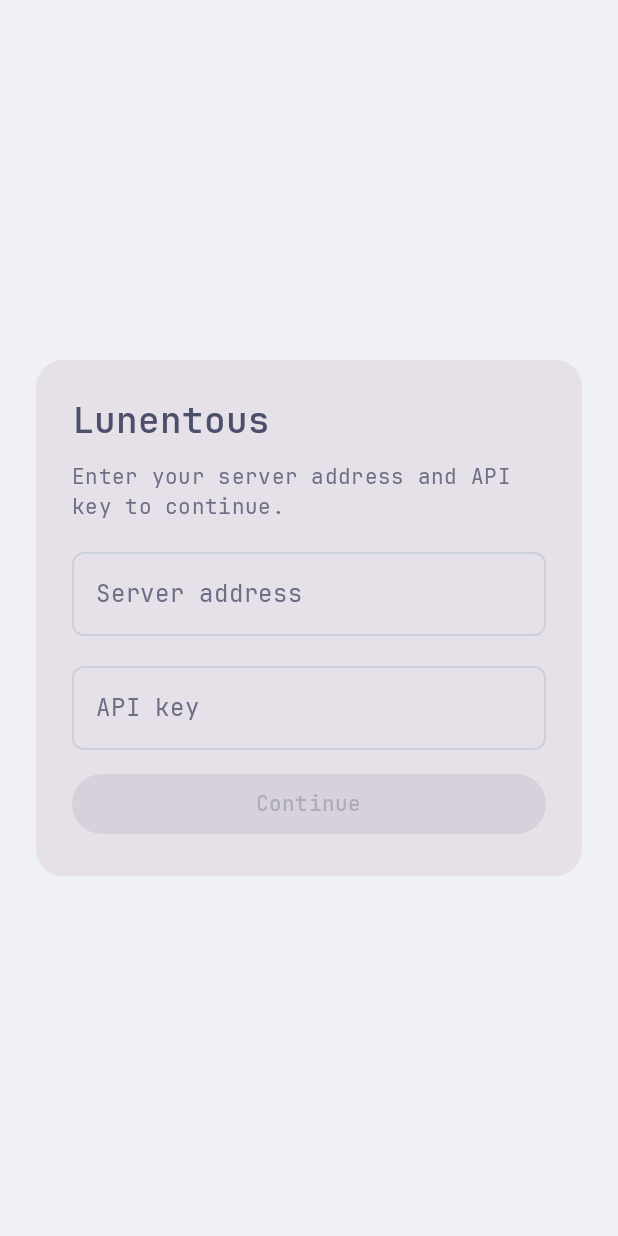
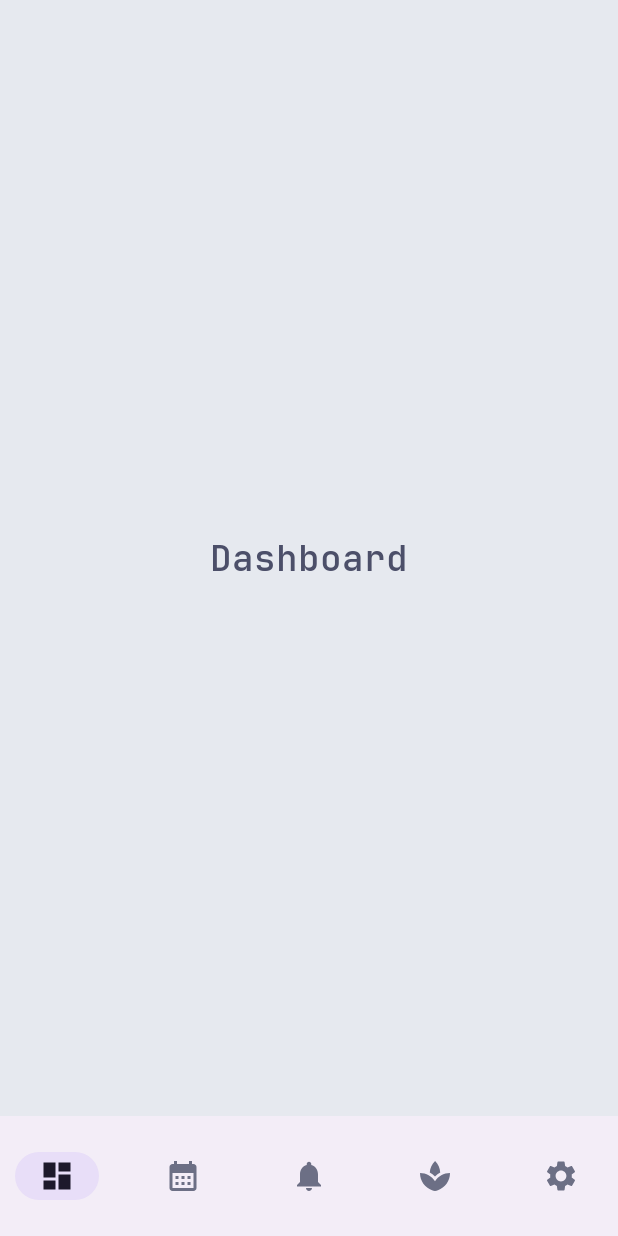
Before and after one commit to yorishori/lunentous, an Android app built with Jetpack Compose: the screen it shows after launch (MainActivity), on a phone screen of 412 x 824 dp. Run offline under Robolectric (Android 15) with nearby library versions, the light colour scheme and no system bars; 2 statements that could not run were skipped.

Commit message:
Make server connection optional, moved into Settings
The app no longer gates on having a session -- it launches straight
into the nav shell and is fully usable standalone (all data local-only
until a server is connected). The server URL + API key form that used
to be a full-screen login gate is now a "Server connection" section in
Settings, showing the connect form when no session exists or a
connected status + Disconnect action when one does.

Verified with a headless ./gradlew assembleDebug.

The architecture plan (~/.claude/plans/i-ve-added-an-md-spicy-pebble.md)
is updated to match, including the chosen strategy for reconciling
local-only data with a server's existing data on first connect: push
local-only records up as new (reusing the same outbox CREATE flow any
offline-created entity gets, no new sync logic), pull server data down
as new, and flag likely duplicate plants by name afterward for manual
cleanup -- non-destructive, no silent merging.

```diff
--- a/android/app/src/main/java/com/lunentous/app/MainActivity.kt
+++ b/android/app/src/main/java/com/lunentous/app/MainActivity.kt
@@ -6,13 +6,8 @@ import androidx.activity.compose.setContent
 import androidx.compose.foundation.layout.fillMaxSize
 import androidx.compose.material3.Surface
 import androidx.compose.runtime.Composable
-import androidx.compose.runtime.getValue
-import androidx.compose.runtime.mutableStateOf
-import androidx.compose.runtime.remember
-import androidx.compose.runtime.setValue
 import androidx.compose.ui.Modifier
 import com.lunentous.app.data.auth.SessionStore
-import com.lunentous.app.ui.login.LoginScreen
 import com.lunentous.app.ui.nav.MainScaffold
 import com.lunentous.app.ui.theme.LunentousTheme
 
@@ -26,17 +21,16 @@ class MainActivity : ComponentActivity() {
     }
 }
 
+/**
+ * No login gate -- the app is fully usable standalone, with all data
+ * local-only, and connecting to a server is an optional action from the
+ * Settings screen rather than a precondition for using anything else.
+ */
 @Composable
 fun LunentousApp(sessionStore: SessionStore) {
-    var loggedIn by remember { mutableStateOf(sessionStore.hasSession()) }
-
     LunentousTheme {
         Surface(modifier = Modifier.fillMaxSize()) {
-            if (loggedIn) {
-                MainScaffold()
-            } else {
-                LoginScreen(sessionStore = sessionStore, onLoggedIn = { loggedIn = true })
-            }
+            MainScaffold(sessionStore = sessionStore)
         }
     }
 }
--- a/android/app/src/main/java/com/lunentous/app/ui/login/LoginScreen.kt
+++ /dev/null
@@ -1,89 +0,0 @@
-package com.lunentous.app.ui.login
-
-import androidx.compose.foundation.layout.Arrangement
-import androidx.compose.foundation.layout.Box
-import androidx.compose.foundation.layout.Column
-import androidx.compose.foundation.layout.fillMaxSize
-import androidx.compose.foundation.layout.fillMaxWidth
-import androidx.compose.foundation.layout.padding
-import androidx.compose.foundation.layout.widthIn
-import androidx.compose.material3.Button
-import androidx.compose.material3.Card
-import androidx.compose.material3.MaterialTheme
-import androidx.compose.material3.OutlinedTextField
-import androidx.compose.material3.Text
-import androidx.compose.runtime.Composable
-import androidx.compose.runtime.getValue
-import androidx.compose.runtime.mutableStateOf
-import androidx.compose.runtime.remember
-import androidx.compose.runtime.setValue
-import androidx.compose.ui.Alignment
-import androidx.compose.ui.Modifier
-import androidx.compose.ui.text.input.PasswordVisualTransformation
-import androidx.compose.ui.unit.dp
-import com.lunentous.app.data.auth.SessionStore
-
-/**
- * Unlike the web login gate (which only ever asks for the API key, since
- * it's served from the same origin as the API), this also needs the
- * server's address -- there's no "same origin" for a standalone client to
- * infer it from.
- *
- * Credentials are saved as entered; the data layer (not built yet -- see
- * ARCHITECTURE.md / the Android plan's Build ordering) is what actually
- * verifies them, on its first request. An invalid URL or key surfaces as a
- * connectivity/auth error there, not here.
- */
-@Composable
-fun LoginScreen(sessionStore: SessionStore, onLoggedIn: () -> Unit) {
-    var serverUrl by remember { mutableStateOf("") }
-    var apiKey by remember { mutableStateOf("") }
-    val canSubmit = serverUrl.isNotBlank() && apiKey.isNotBlank()
-
-    Box(modifier = Modifier.fillMaxSize(), contentAlignment = Alignment.Center) {
-        Card(
-            modifier = Modifier
-                .padding(24.dp)
-                .widthIn(max = 400.dp),
-            shape = MaterialTheme.shapes.medium,
-        ) {
-            Column(
-                modifier = Modifier.padding(24.dp),
-                verticalArrangement = Arrangement.spacedBy(12.dp),
-            ) {
-                Text("Lunentous", style = MaterialTheme.typography.headlineSmall)
-                Text(
-                    "Enter your server address and API key to continue.",
-                    style = MaterialTheme.typography.bodyMedium,
-                    color = MaterialTheme.colorScheme.onSurfaceVariant,
-                )
-                OutlinedTextField(
-                    value = serverUrl,
-                    onValueChange = { serverUrl = it },
-                    label = { Text("Server address") },
-                    placeholder = { Text("192.168.1.50:8080") },
-                    singleLine = true,
-                    modifier = Modifier.fillMaxWidth(),
-                )
-                OutlinedTextField(
-                    value = apiKey,
-                    onValueChange = { apiKey = it },
-                    label = { Text("API key") },
-                    singleLine = true,
-                    visualTransformation = PasswordVisualTransformation(),
-                    modifier = Modifier.fillMaxWidth(),
-                )
-                Button(
-                    onClick = {
-                        sessionStore.saveSession(serverUrl, apiKey)
-                        onLoggedIn()
-                    },
-                    enabled = canSubmit,
-                    modifier = Modifier.fillMaxWidth(),
-                ) {
-                    Text("Continue")
-                }
-            }
-        }
-    }
-}
--- a/android/app/src/main/java/com/lunentous/app/ui/nav/MainScaffold.kt
+++ b/android/app/src/main/java/com/lunentous/app/ui/nav/MainScaffold.kt
@@ -24,6 +24,8 @@ import androidx.navigation.compose.NavHost
 import androidx.navigation.compose.composable
 import androidx.navigation.compose.currentBackStackEntryAsState
 import androidx.navigation.compose.rememberNavController
+import com.lunentous.app.data.auth.SessionStore
+import com.lunentous.app.ui.settings.SettingsScreen
 
 /**
  * Adaptive shell: bottom NavigationBar (icons only) in portrait, side
@@ -31,7 +33,7 @@ import androidx.navigation.compose.rememberNavController
  * adaptive pattern, switched on orientation per the Android plan.
  */
 @Composable
-fun MainScaffold() {
+fun MainScaffold(sessionStore: SessionStore) {
     val navController = rememberNavController()
     val isLandscape = LocalConfiguration.current.orientation == Configuration.ORIENTATION_LANDSCAPE
     val currentRoute = navController.currentBackStackEntryAsState().value?.destination?.route
@@ -72,10 +74,14 @@ fun MainScaffold() {
             ) {
                 NavDestination.entries.forEach { destination ->
                     composable(destination.route) {
-                        // Real screens land in later build phases -- see the
-                        // Android plan's Build ordering. This proves the nav
-                        // shell works end to end in the meantime.
-                        PlaceholderScreen(destination.label)
+                        if (destination == NavDestination.Settings) {
+                            SettingsScreen(sessionStore = sessionStore)
+                        } else {
+                            // Real screens land in later build phases -- see
+                            // the Android plan's Build ordering. This proves
+                            // the nav shell works end to end in the meantime.
+                            PlaceholderScreen(destination.label)
+                        }
                     }
                 }
             }
```
Also changed, not shown: android/app/src/main/java/com/lunentous/app/ui/settings/SettingsScreen.kt (added, +123 -0 lines).
